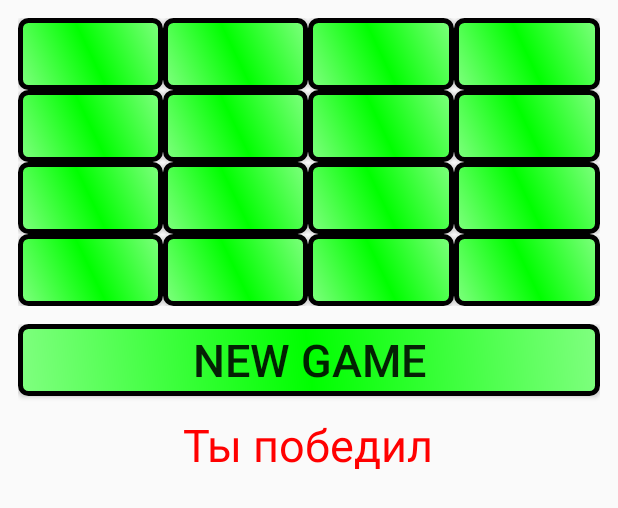
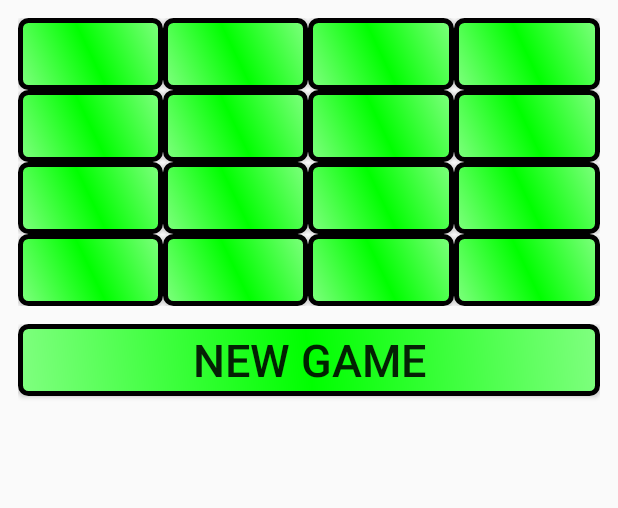
Before and after one commit to dev-fan/barley-break, an Android app: the layout activity_main.xml on its own in the app's theme, with its tools: preview values and no code run, on a phone screen of 412 x 824 dp. Shown: the top 508 px of the screen. Run offline under Robolectric (Android 15) with nearby library versions, the phone set to English and light mode, and no system bars.

Commit message:
Fix textview

```diff
--- a/app/src/main/res/layout-land/activity_main.xml
+++ b/app/src/main/res/layout-land/activity_main.xml
@@ -220,7 +220,7 @@
             android:layout_marginTop="@dimen/button_margin"
             android:id="@+id/tvWin"
             android:textColor="@color/red"
-            android:text="Ты победил"
+            android:text=""
             android:textSize="@dimen/button_text_size" />
     </LinearLayout>
 </LinearLayout>
--- a/app/src/main/res/layout/activity_main.xml
+++ b/app/src/main/res/layout/activity_main.xml
@@ -219,7 +219,7 @@
             android:layout_marginTop="@dimen/button_margin"
             android:id="@+id/tvWin"
             android:textColor="@color/red"
-            android:text="Ты победил"
+            android:text=""
             android:textSize="@dimen/button_text_size" />
     </LinearLayout>
 </LinearLayout>
```
